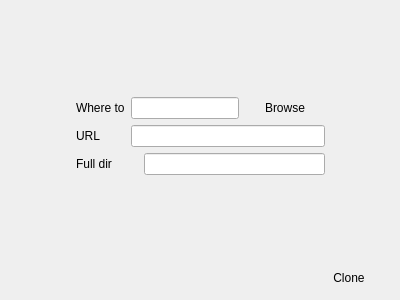
Before: the Qt Designer form component/GuiManager/src/containers/CloneGitRepoContainer.ui in Sourcerer-Team/Sourcerer, drawn with Qt 5.
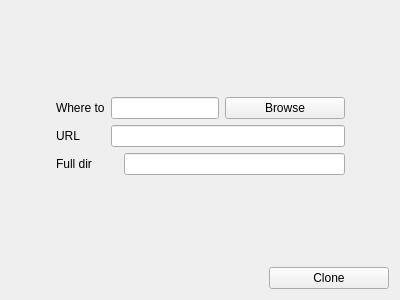
After: the same form once the commit is applied.

Commit message: Unifies the styles of buttons.

Patch:
```diff
--- a/component/GuiManager/src/containers/CloneGitRepoContainer.ui
+++ b/component/GuiManager/src/containers/CloneGitRepoContainer.ui
@@ -76,15 +76,21 @@
          </item>
          <item>
           <widget class="QPushButton" name="pushButtonBrowse">
-           <property name="cursor">
-            <cursorShape>PointingHandCursor</cursorShape>
+           <property name="minimumSize">
+            <size>
+             <width>120</width>
+             <height>0</height>
+            </size>
+           </property>
+           <property name="maximumSize">
+            <size>
+             <width>120</width>
+             <height>16777215</height>
+            </size>
            </property>
            <property name="text">
             <string>Browse</string>
            </property>
-           <property name="flat">
-            <bool>true</bool>
-           </property>
           </widget>
          </item>
         </layout>
@@ -157,15 +163,21 @@
      </item>
      <item>
       <widget class="QPushButton" name="pushButtonClone">
-       <property name="cursor">
-        <cursorShape>PointingHandCursor</cursorShape>
+       <property name="minimumSize">
+        <size>
+         <width>120</width>
+         <height>0</height>
+        </size>
+       </property>
+       <property name="maximumSize">
+        <size>
+         <width>120</width>
+         <height>16777215</height>
+        </size>
        </property>
        <property name="text">
         <string>Clone</string>
        </property>
-       <property name="flat">
-        <bool>true</bool>
-       </property>
       </widget>
      </item>
     </layout>
```
The commit also changes 6 other files.
